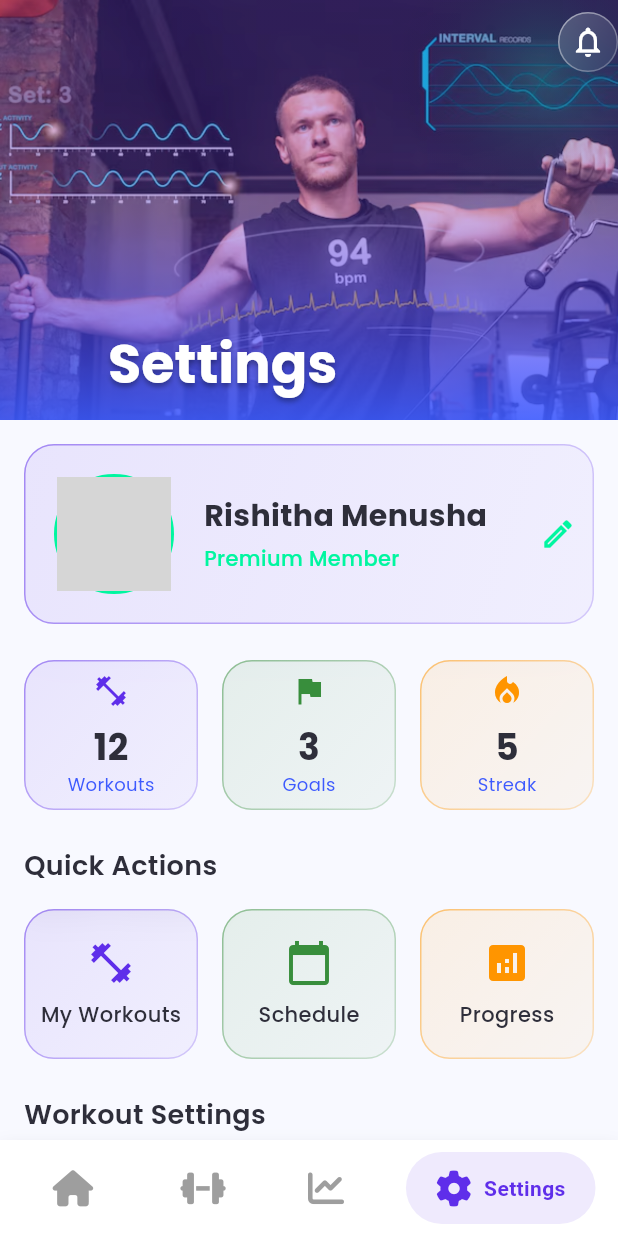
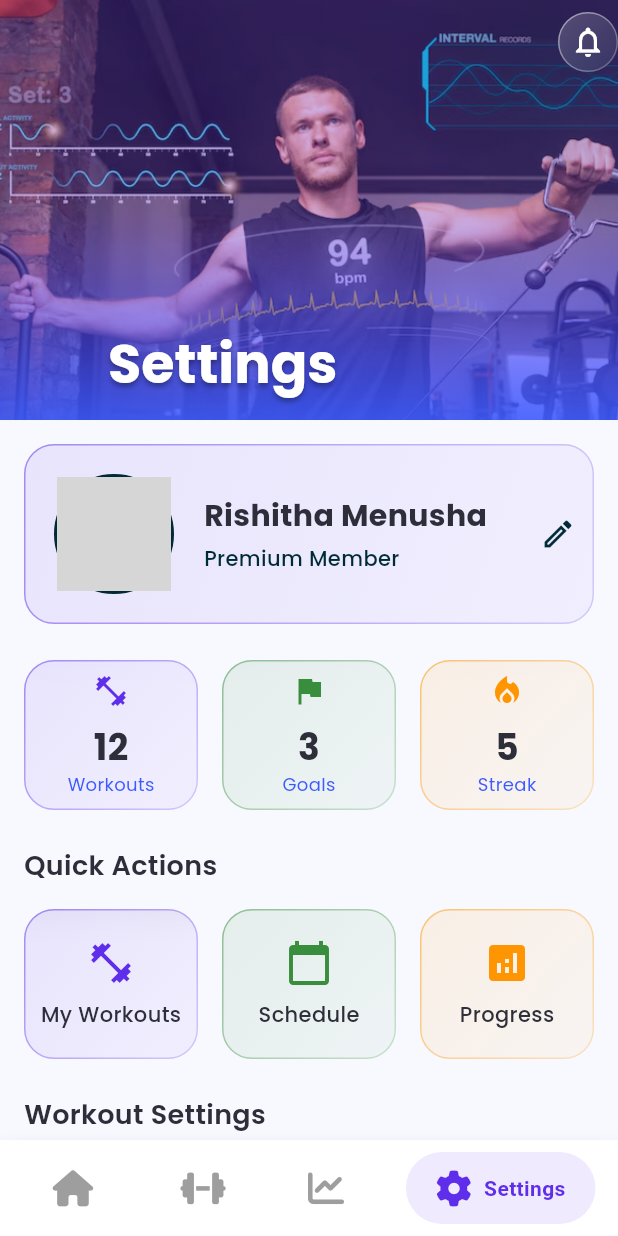
Before and after one commit to rishithamenush/fitnova, a Flutter app: the screen it shows after launch, item 4 of the bottom bar chosen, on a phone screen of 412 x 824 dp. Run offline on Flutter 3.47's test engine with Material 3 defaults, Android fonts, the light colour scheme and no system bars; drawn by our look-alikes of flutter_animate, glassmorphism, google_nav_bar; our stand-ins replace fl_chart, flutter_staggered_animations, flutter_svg, font_awesome_flutter, google_fonts, percent_indicator and 2 more; accounts and stored records are empty; grey boxes are pictures that could not be loaded.

Commit message:
change accent color code

```diff
--- a/lib/config/app_config.dart
+++ b/lib/config/app_config.dart
@@ -13,7 +13,7 @@ class AppConfig {
   // Modern fitness color palette
   static const primaryColor = 0xFF5F2EEA;
   static const secondaryColor = 0xFF3D5AFE;
-  static const accentColor = 0xFF00F6A0;
+  static const accentColor = 0xFF002B36;
   static const backgroundColor = 0xFFF8F9FF;
   static const surfaceColor = 0xFFFFFFFF;
   static const textColor = 0xFF2E2E3A;
```
